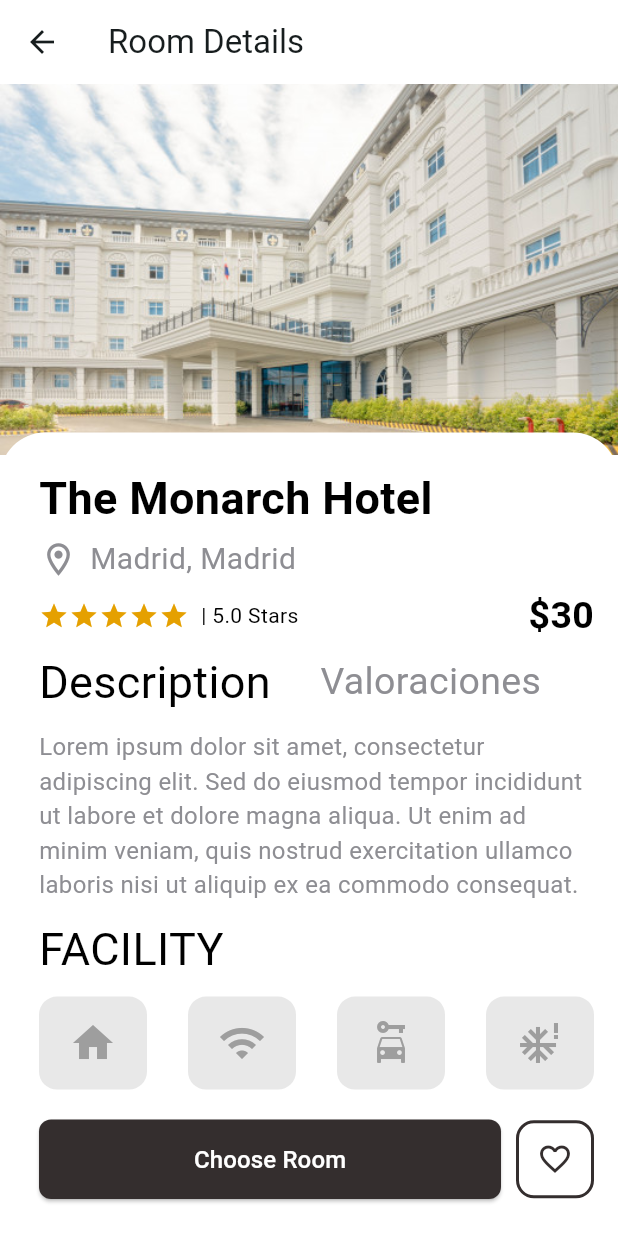
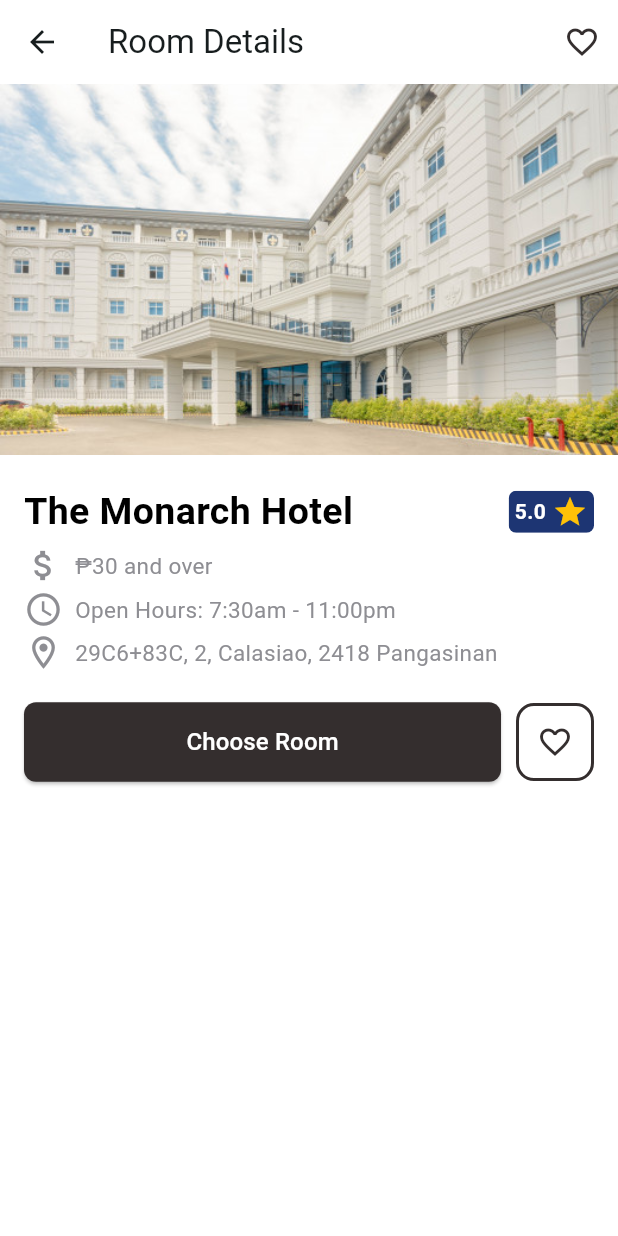
Before and after one commit to Arthritisboy/3Y1Cryptotel, a Flutter app: the PopularRooms widget shown alone on an empty page, opened directly, after a tap on "The Monarch Hotel", on a phone screen of 412 x 824 dp. Run offline on Flutter 3.47's test engine with Material 3 defaults, Android fonts, the phone set to English and light mode, and no system bars; our stand-ins replace google_fonts, transparent_image.

Commit message:
update room_screen

```diff
--- a/mobile/lib/data/dummydata/room_data.dart
+++ b/mobile/lib/data/dummydata/room_data.dart
@@ -8,6 +8,7 @@ final List<Room> roomData = [
     rating: 5.0,
     price: 30,
     location: "29C6+83C, 2, Calasiao, 2418 Pangasinan",
+    time: "7:30am - 11:00pm",
   ),
   Room(
     imagePath: 'assets/images/rooms/starPlaza.jpg',
@@ -16,6 +17,7 @@ final List<Room> roomData = [
     rating: 4.5,
     price: 50,
     location: "29C6+83C, 2, Calasiao, 2418 Pangasinan",
+    time: "7:30am - 11:00pm",
   ),
   Room(
     imagePath: 'assets/images/rooms/hotelroom_3.jpg',
@@ -24,5 +26,6 @@ final List<Room> roomData = [
     rating: 5.0,
     price: 40,
     location: "29C6+83C, 2, Calasiao, 2418 Pangasinan",
+    time: "7:30am - 11:00pm",
   ),
 ];
--- a/mobile/lib/data/model/room_model.dart
+++ b/mobile/lib/data/model/room_model.dart
@@ -5,15 +5,16 @@ class Room {
   final double rating;
   final int price;
   final String location;
+  final String time;
 
-  Room({
-    required this.imagePath,
-    required this.roomName,
-    required this.typeOfRoom,
-    required this.rating,
-    required this.price,
-    required this.location,
-  });
+  Room(
+      {required this.imagePath,
+      required this.roomName,
+      required this.typeOfRoom,
+      required this.rating,
+      required this.price,
+      required this.location,
+      required this.time});
 
   factory Room.fromMap(Map<String, dynamic> data) {
     return Room(
@@ -23,6 +24,7 @@ class Room {
       rating: data['rating'] as double,
       price: data['price'] as int,
       location: data['location'] as String,
+      time: data['time'] as String,
     );
   }
 
@@ -34,6 +36,7 @@ class Room {
       'rating': rating,
       'price': price,
       'location': location,
+      'time': time
     };
   }
 }
--- a/mobile/lib/presentation/screens/home_screen.dart
+++ b/mobile/lib/presentation/screens/home_screen.dart
@@ -70,10 +70,10 @@ class _HomeScreenState extends State<HomeScreen> {
                       children: [
                         // Conditional rendering based on selected index
                         if (_selectedIndex == 0) ...[
-                          PopularRooms(),
-                          PopularRestaurant()
+                          const PopularRooms(),
+                          const PopularRestaurant()
                         ],
-                        if (_selectedIndex == 1) PopularRestaurant(),
+                        if (_selectedIndex == 1) const PopularRestaurant(),
                       ],
                     ),
                   ),
--- a/mobile/lib/presentation/screens/login_screen.dart
+++ b/mobile/lib/presentation/screens/login_screen.dart
@@ -42,7 +42,7 @@ class _LoginScreenState extends State<LoginScreen> {
                   ),
                 ),
               ),
-              Container(
+              SizedBox(
                 width: double.infinity,
                 height: screenHeight * 0.4,
                 child: Image.asset(
@@ -99,19 +99,19 @@ class _LoginScreenState extends State<LoginScreen> {
                           }
                           return null;
                         },
-                        decoration: InputDecoration(
-                          label: const Text('Email'),
+                        decoration: const InputDecoration(
+                          label: Text('Email'),
                           hintText: 'Enter Email',
-                          hintStyle: const TextStyle(
+                          hintStyle: TextStyle(
                             color: Colors.black,
                           ),
                           border: OutlineInputBorder(
-                            borderSide: const BorderSide(
+                            borderSide: BorderSide(
                               color: Colors.black,
                             ),
                           ),
                           enabledBorder: OutlineInputBorder(
-                            borderSide: const BorderSide(
+                            borderSide: BorderSide(
                               color: Colors.black,
                             ),
                           ),
@@ -131,19 +131,19 @@ class _LoginScreenState extends State<LoginScreen> {
                           }
                           return null;
                         },
-                        decoration: InputDecoration(
-                          label: const Text('Password'),
+                        decoration: const InputDecoration(
+                          label: Text('Password'),
                           hintText: 'Enter Password',
-                          hintStyle: const TextStyle(
+                          hintStyle: TextStyle(
                             color: Colors.black,
                           ),
                           border: OutlineInputBorder(
-                            borderSide: const BorderSide(
+                            borderSide: BorderSide(
                               color: Colors.black,
                             ),
                           ),
                           enabledBorder: OutlineInputBorder(
-                            borderSide: const BorderSide(
+                            borderSide: BorderSide(
                               color: Colors.black,
                             ),
                           ),
@@ -157,7 +157,7 @@ class _LoginScreenState extends State<LoginScreen> {
                       child: ElevatedButton(
                         style: ButtonStyle(
                           backgroundColor:
-                              WidgetStateProperty.all(Color(0xFF1C3473)),
+                              WidgetStateProperty.all(const Color(0xFF1C3473)),
                         ),
                         onPressed: () {
                           //if (_formSignInKey.currentState!.validate()) {
--- a/mobile/lib/presentation/screens/room_screen.dart
+++ b/mobile/lib/presentation/screens/room_screen.dart
@@ -1,28 +1,31 @@
 import 'package:flutter/material.dart';
-import 'package:hotel_flutter/presentation/widgets/room/facility_icon.dart';
-import 'package:hotel_flutter/presentation/widgets/room/background_room_image.dart'; // Update with the correct path if necessary
+import 'package:hotel_flutter/presentation/widgets/room/background_room_image.dart';
 
 class RoomScreen extends StatefulWidget {
   final String backgroundImage;
   final String roomName;
-  final double rating; // Add rating as a parameter
-  final int price; // Add price as a parameter
+  final double rating;
+  final int price;
+  final String location;
+  final String time;
 
   const RoomScreen({
     super.key,
     required this.backgroundImage,
     required this.roomName,
-    required this.rating, // Initialize rating
-    required this.price, // Initialize price
+    required this.rating,
+    required this.price,
+    required this.location,
+    required this.time,
   });
 
   @override
   State<StatefulWidget> createState() {
-    return _RoomScreen();
+    return _RoomScreenState();
   }
 }
 
-class _RoomScreen extends State<RoomScreen> {
+class _RoomScreenState extends State<RoomScreen> {
   List<Widget> _buildStarRating(double rating) {
     const int maxStars = 5;
     List<Widget> stars = [];
@@ -44,57 +47,65 @@ class _RoomScreen extends State<RoomScreen> {
   Widget build(BuildContext context) {
     return Scaffold(
       appBar: AppBar(
-        title: Text('Room Details'),
+        title: const Text('Room Details'),
         backgroundColor: Colors.transparent,
         elevation: 0,
+        actions: [
+          IconButton(
+            icon: const Icon(Icons.favorite_outline),
+            color: const Color.fromARGB(255, 52, 46, 46),
+            onPressed: () {
+              // Add favorite functionality here
+            },
           ),
-      body: Stack(
+        ],
+      ),
+      body: SingleChildScrollView(
+        child: Column(
+          crossAxisAlignment: CrossAxisAlignment.start,
           children: [
-          Positioned(
-            top: 0,
-            left: 0,
-            right: 0,
+            SizedBox(
               height: MediaQuery.of(context).size.height * 0.3,
+              width: double.infinity,
               child: BackgroundRoomImage(image: widget.backgroundImage),
             ),
-          Positioned(
-            bottom: 0,
-            left: 0,
-            right: 0,
-            height: MediaQuery.of(context).size.height * 0.65,
-            child: Container(
-              decoration: const BoxDecoration(
-                color: Colors.white,
-                borderRadius: BorderRadius.vertical(top: Radius.circular(30.0)),
-              ),
-              child: SingleChildScrollView(
-                child: Padding(
-                  padding: const EdgeInsets.only(left: 26, right: 16, top: 22),
+            Padding(
+              padding: const EdgeInsets.symmetric(horizontal: 16, vertical: 20),
               child: Column(
                 crossAxisAlignment: CrossAxisAlignment.start,
+                children: [
+                  Row(
+                    mainAxisAlignment: MainAxisAlignment.spaceBetween,
                     children: [
                       Text(
                         widget.roomName,
                         style: const TextStyle(
-                          fontSize: 30.0,
+                          fontSize: 25.0,
                           fontWeight: FontWeight.bold,
                           color: Colors.black,
                         ),
                       ),
-                      const SizedBox(height: 5),
-                      const Row(
+                      const SizedBox(width: 10),
+                      ClipRRect(
+                        borderRadius: BorderRadius.circular(5.0),
+                        child: Container(
+                          padding: const EdgeInsets.symmetric(
+                              horizontal: 4.0, vertical: 2.0),
+                          color: const Color.fromARGB(255, 29, 53, 115),
+                          child: Row(
                             children: [
-                          Icon(
-                            Icons.location_on_outlined,
-                            color: const Color.fromARGB(255, 142, 142, 147),
-                            size: 26,
+                              Text(
+                                widget.rating.toString(),
+                                style: const TextStyle(
+                                  fontSize: 14.0,
+                                  fontWeight: FontWeight.w600,
+                                  color: Colors.white,
                                 ),
-                          SizedBox(width: 8.0),
-                          Text(
-                            'Madrid, Madrid',
-                            style: TextStyle(
-                              color: const Color.fromARGB(255, 142, 142, 147),
-                              fontSize: 20,
+                              ),
+                              const SizedBox(width: 4.0),
+                              const Icon(Icons.star, color: Colors.amber),
+                            ],
+                          ),
                         ),
                       ),
                     ],
@@ -102,62 +113,73 @@ class _RoomScreen extends State<RoomScreen> {
                   const SizedBox(height: 5),
                   Row(
                     children: [
-                          Row(children: _buildStarRating(widget.rating)),
+                      const Icon(
+                        Icons.attach_money,
+                        color: Color.fromARGB(255, 142, 142, 147),
+                        size: 26,
+                      ),
                       const SizedBox(width: 8.0),
-                          Text('| ${widget.rating} Stars'),
-                          const Spacer(),
-                          Text(
-                            '\$${widget.price}', // Display price
+                      Flexible(
+                        child: Text(
+                          '₱${widget.price} and over',
                           style: const TextStyle(
-                              fontSize: 25.0,
-                              fontWeight: FontWeight.bold,
+                            fontSize: 15,
+                            fontWeight: FontWeight.w400,
+                            color: Color.fromARGB(255, 142, 142, 147),
+                          ),
+                          overflow: TextOverflow
+                              .ellipsis, // This will add an ellipsis if it overflows
+                        ),
+                      ),
+                      const SizedBox(width: 8.0),
+                    ],
+                  ),
+                  const SizedBox(
+                    height: 3,
+                  ),
+                  Row(
+                    children: [
+                      const Icon(
+                        Icons.access_time,
+                        color: Color.fromARGB(255, 142, 142, 147),
+                        size: 26,
+                      ),
+                      const SizedBox(width: 8.0),
+                      Flexible(
+                        child: Text(
+                          "Open Hours: ${widget.time}",
+                          style: const TextStyle(
+                            fontSize: 15,
+                            fontWeight: FontWeight.w400,
+                            color: Color.fromARGB(255, 142, 142, 147),
+                          ),
+                          overflow: TextOverflow.ellipsis,
                         ),
                       ),
                     ],
                   ),
-                      const SizedBox(height: 5),
-                      const Row(
+                  const SizedBox(height: 3),
+                  Row(
                     children: [
-                          Expanded(
+                      const Icon(
+                        Icons.location_on_outlined,
+                        color: Color.fromARGB(255, 142, 142, 147),
+                        size: 26,
+                      ),
+                      const SizedBox(width: 8.0),
+                      Flexible(
                         child: Text(
-                              'Description',
-                              style: TextStyle(
-                                fontSize: 30,
-                                fontWeight: FontWeight.w400,
+                          widget.location,
+                          style: const TextStyle(
+                            color: Color.fromARGB(255, 142, 142, 147),
+                            fontSize: 15,
                           ),
-                            ),
-                          ),
-                          SizedBox(width: 5),
-                          Expanded(
-                            child: Text(
-                              'Valoraciones',
-                              style: TextStyle(
-                                fontSize: 25,
-                                color: const Color.fromARGB(255, 142, 142, 147),
-                                fontWeight: FontWeight.w400,
-                              ),
+                          overflow: TextOverflow
+                              .visible, // This ensures the text wraps
                         ),
                       ),
                     ],
                   ),
-                      const SizedBox(height: 10),
-                      const Text(
-                        'Lorem ipsum dolor sit amet, consectetur adipiscing elit. Sed do eiusmod tempor incididunt ut labore et dolore magna aliqua. Ut enim ad minim veniam, quis nostrud exercitation ullamco laboris nisi ut aliquip ex ea commodo consequat.',
-                        style: TextStyle(
-                          color: const Color.fromARGB(255, 142, 142, 147),
-                          fontSize: 16,
-                        ),
-                      ),
-                      const SizedBox(height: 10),
-                      const Text(
-                        'FACILITY',
-                        style: TextStyle(
-                          fontWeight: FontWeight.w400,
-                          fontSize: 30,
-                        ),
-                      ),
-                      const SizedBox(height: 10),
-                      const FacilityIcon(),
                   const SizedBox(height: 20),
                   Row(
                     children: [
@@ -167,15 +189,15 @@ class _RoomScreen extends State<RoomScreen> {
                             // Add your onPressed functionality here
                           },
                           style: ElevatedButton.styleFrom(
-                                backgroundColor: const Color.fromARGB(
-                                    255, 52, 46, 46), // Background color
+                            backgroundColor:
+                                const Color.fromARGB(255, 52, 46, 46),
                             padding: const EdgeInsets.symmetric(
                                 vertical: 15, horizontal: 30),
                           ),
                           child: const Text(
                             'Choose Room',
                             style: TextStyle(
-                                  color: Colors.white, // Text color
+                              color: Colors.white,
                               fontSize: 16,
                             ),
                           ),
@@ -185,20 +207,15 @@ class _RoomScreen extends State<RoomScreen> {
                       Container(
                         decoration: BoxDecoration(
                           border: Border.all(
-                                color: const Color.fromARGB(
-                                    255, 52, 46, 46), // Border color
+                            color: const Color.fromARGB(255, 52, 46, 46),
                             width: 2.0,
                           ),
-                              borderRadius:
-                                  BorderRadius.circular(12), // Rounded corners
+                          borderRadius: BorderRadius.circular(12),
                         ),
                         child: IconButton(
                           icon: const Icon(Icons.favorite_outline),
-                              color: const Color.fromARGB(
-                                  255, 52, 46, 46), // Icon color
-                              onPressed: () {
-                                // Add your onPressed functionality here
-                              },
+                          color: const Color.fromARGB(255, 52, 46, 46),
+                          onPressed: () {},
                         ),
                       ),
                     ],
@@ -206,10 +223,8 @@ class _RoomScreen extends State<RoomScreen> {
                 ],
               ),
             ),
+          ],
         ),
-            ),
-          ),
-        ],
       ),
     );
   }
--- a/mobile/lib/presentation/widgets/home/card_widget.dart
+++ b/mobile/lib/presentation/widgets/home/card_widget.dart
@@ -18,7 +18,7 @@ class CardWidget extends StatelessWidget {
   Widget build(BuildContext context) {
     return SizedBox(
       width: 300.0,
-      height: 300.0,
+      height: 400.0,
       child: Card(
         elevation: 4.0,
         color: Colors.white,
@@ -60,16 +60,16 @@ class CardWidget extends StatelessWidget {
                     children: [
                       const Icon(Icons.place, color: Colors.grey),
                       const SizedBox(width: 4.0),
-                      SizedBox(
-                        width: 90.0,
+                      Expanded(
+                        // Use Expanded instead of Flexible
                         child: Text(
                           location,
                           style: const TextStyle(
-                            fontSize: 14.0,
-                            color: Colors.grey,
-                            overflow: TextOverflow.ellipsis,
+                            color: Color.fromARGB(255, 142, 142, 147),
+                            fontSize: 10,
                           ),
-                          maxLines: 1,
+                          overflow: TextOverflow.ellipsis, // Ensure text wraps
+                          maxLines: 1, // Add maxLines to prevent overflow
                         ),
                       ),
                       const Spacer(),
--- a/mobile/lib/presentation/widgets/home/popular_rooms.dart
+++ b/mobile/lib/presentation/widgets/home/popular_rooms.dart
@@ -46,11 +46,12 @@ class PopularRooms extends StatelessWidget {
               context,
               MaterialPageRoute(
                 builder: (context) => RoomScreen(
-                  backgroundImage: room.imagePath,
-                  roomName: room.roomName,
-                  rating: room.rating,
-                  price: room.price,
-                ),
+                    backgroundImage: room.imagePath,
+                    roomName: room.roomName,
+                    rating: room.rating,
+                    price: room.price,
+                    location: room.location,
+                    time: room.time),
               ),
             );
           },
--- a/mobile/pubspec.yaml
+++ b/mobile/pubspec.yaml
@@ -61,6 +61,7 @@ flutter:
     - assets/images/foods/
     - assets/images/rooms/
     - assets/images/others/
+    - assets/images/icons/
     - assets/images/restaurant/
     - assets/images/rooms/monarchHotel.jpg
     - assets/images/rooms/starPlaza.jpg
```
Also changed, not shown: mobile/assets/images/icons/openHours.png (added), mobile/assets/images/icons/restoPrize.png (added). Lines whose indentation alone changed are shown as unchanged.
